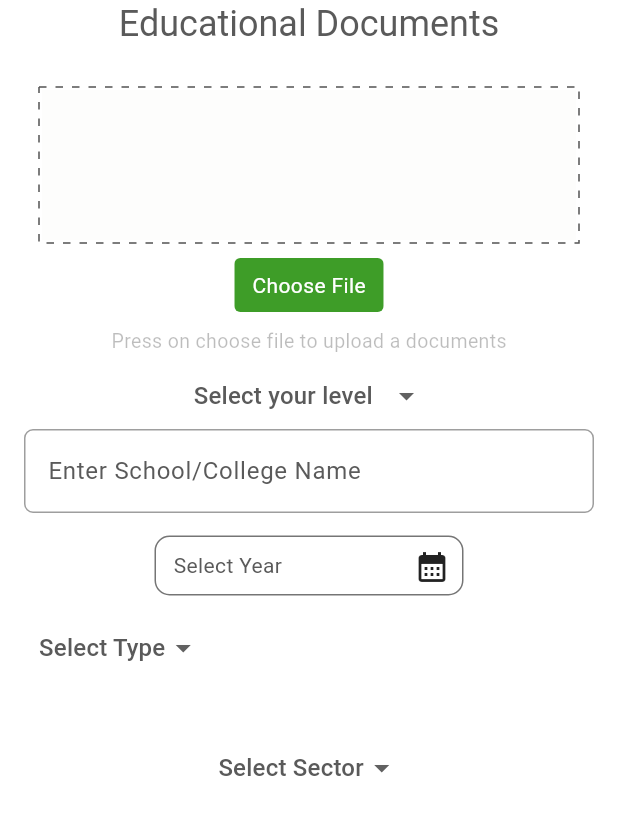
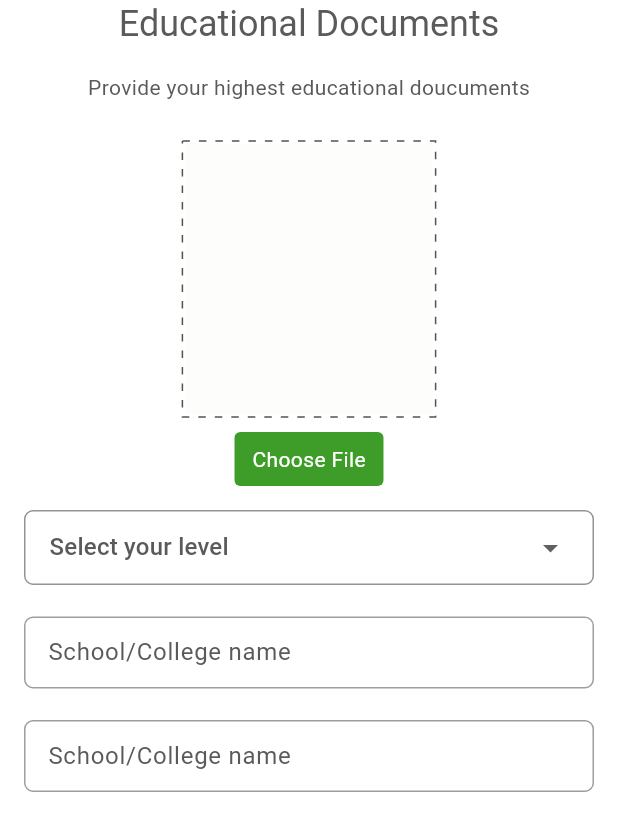
Before and after one commit to pratimabudhathoki/Ditya_MP, a Flutter app: the EducationDetail widget shown alone on an empty page, opened directly, on a phone screen of 412 x 824 dp. Shown: the top 831 px of the screen. Run offline on Flutter 3.47's test engine with Material 3 defaults, Android fonts, the phone set to English and light mode, and no system bars; drawn by our look-alikes of dotted_border; our stand-ins replace cached_network_image, csc_picker, dio, dropdown_search, file_picker, flutter_bloc and 12 more; missing offline and left inert: form_validation, otp_pin_field; accounts and stored records are empty.

Commit message:
educational document page

```diff
--- a/lib/features/upload_documents/bloc/upload_doc_state.dart
+++ b/lib/features/upload_documents/bloc/upload_doc_state.dart
@@ -3,7 +3,7 @@ part of 'upload_doc_bloc.dart';
 @freezed
 class UploadDocState with _$UploadDocState {
   const factory UploadDocState({
-    @Default(5) int step,
+    @Default(4) int step,
     @Default(UploadStatus.initial) UploadStatus uploadStatus,
 
     // Errors like not selecting photos , docs
@@ -24,7 +24,7 @@ class UploadDocState with _$UploadDocState {
     File? ppSizePhoto,
     File? fullSizePhoto,
 
-    // passport upload state
+    // Passport upload state
     required GlobalKey<FormState> passportFormKey,
     File? passportPhoto,
     String? passportNumber,
@@ -32,6 +32,8 @@ class UploadDocState with _$UploadDocState {
 
     // Resume
     File? resume,
+
+    // Educational Ducuments
   }) = _UploadDocState;
 }
 
--- a/lib/features/upload_documents/views/forms/Educationdetail.dart
+++ b/lib/features/upload_documents/views/forms/Educationdetail.dart
@@ -1,3 +1,4 @@
+import 'package:coffee_shop/core/config/colors.dart';
 import 'package:coffee_shop/core/constants/constants.dart';
 import 'package:coffee_shop/core/shared_components/choose_file_button.dart';
 import 'package:coffee_shop/core/widgets/widgets.dart';
@@ -21,13 +22,6 @@ class _EducationDetailState extends State<EducationDetail> {
   XFile? image;
 
   final ImagePicker picker = ImagePicker();
-  Future getImage() async {
-    var img = await picker.pickImage(source: ImageSource.gallery);
-
-    setState(() {
-      image = img;
-    });
-  }
 
 // drop down of level
   String delault = "";
@@ -58,6 +52,10 @@ class _EducationDetailState extends State<EducationDetail> {
       child: Column(crossAxisAlignment: CrossAxisAlignment.center, children: [
         const FormHeadline(title: "Educational Documents"),
         const Gap(SizeManager.pagePadding),
+        const Text(
+          "Provide your highest educational doucuments",
+        ),
+        const Gap(SizeManager.pagePadding),
         Container(
             padding: const EdgeInsets.all(10), //padding of outer Container
             child: DottedBorder(
@@ -68,27 +66,23 @@ class _EducationDetailState extends State<EducationDetail> {
               //dash patterns, 10 is dash width, 6 is space width
               child: Container(
                   //inner container
-                  height: 100, //height of inner container
-                  width: double
-                      .infinity, //width to 100% match to parent container.
+                  height: 180, //height of inner container
+                  width: MediaQuery.sizeOf(context).width *
+                      0.4, //width to 100% match to parent container.
                   color: const Color.fromARGB(
                       213, 253, 253, 252) //background color of inner container
                   ),
             )),
         ChooseFileButton(onTap: (file) {}),
-        const SizedBox(
-          height: 10,
+        const Gap(SizeManager.pagePadding),
+        Container(
+          width: double.maxFinite,
+
+          padding: const EdgeInsets.symmetric(vertical: 12,horizontal: 16.0),
+          decoration: BoxDecoration(border: Border.all(color: const Color.fromARGB(255, 148, 148, 148)),
+          borderRadius: BorderRadius.circular(SizeManager.curveValue)
           ),
-        Center(
-          child: Text(
-            "Press on choose file to upload a documents",
-            style: GoogleFonts.roboto(color: Colors.black26, fontSize: 13),
-          ),
-        ),
-        const SizedBox(
-          height: 15,
-        ),
-        DropdownButtonHideUnderline(
+          child: DropdownButtonHideUnderline(
             child: DropdownButton<String>(
               isDense: true,
               value: delault,
@@ -114,138 +108,39 @@ class _EducationDetailState extends State<EducationDetail> {
               },
             ),
           ),
-        const SizedBox(
-          height: 10,
         ),
-        const TextField(
-          decoration: InputDecoration(
-            border: UnderlineInputBorder(),
-            hintText: 'Enter School/College Name',
-          ),
-        ),
-        const SizedBox(
-          height: 15,
-        ),
-        Container(
-          height: 40,
-          decoration: BoxDecoration(
-              border: Border.all(
-                width: 1,
-                color: Colors.black54,
-              ),
-              borderRadius: BorderRadius.circular(10)),
-          width: MediaQuery.of(context).size.width / 2,
-          child: Row(
-            mainAxisAlignment: MainAxisAlignment.spaceBetween,
-            children: [
-              Padding(
-                padding: const EdgeInsets.all(8.0),
-                child: Text(showYear),
-              ),
-              GestureDetector(
-                onTap: () {
-                  SelectYear(context);
-                },
-                child: const Padding(
-                  padding: EdgeInsets.all(8.0),
-                  child: Icon(Icons.calendar_month),
-                ),
-              )
-            ],
-          ),
-        ),
-        Row(
-          children: [
-            Padding(
-              padding: const EdgeInsets.all(10),
-              child: Container(
-                height: 50,
-                child: DropdownButtonHideUnderline(
-                  child: DropdownButton<String>(
-                    menuMaxHeight: 300,
-                    value: 'Select Type',
-                    onChanged: (String? newValue) {
-                      setState(() {
-                        selectedOption = newValue!;
-                        // Clear text fields when switching between GPA and Percentage
-                        gpaController.clear();
-                        percentageController.clear();
-                      });
-                    },
-                    items: ['Select Type', 'GPA', 'Percentage'].map((option) {
-                      return DropdownMenuItem<String>(
-                        value: option,
-                        child: Text(option),
-                      );
-                    }).toList(),
-                  ),
-                ),
-              ),
-            ),
-            if (selectedOption == 'GPA')
-              Container(
-                width: 150,
-                decoration: BoxDecoration(
-                  borderRadius: BorderRadius.circular(32),
-                ),
-                child: TextField(
-                  controller: gpaController,
-                  keyboardType: TextInputType.number,
-                  decoration: const InputDecoration(
-                    border: InputBorder.none,
-                    labelText: 'Enter GPA',
-                  ),
-                ),
-              ),
-            if (selectedOption == 'Percentage')
-              Container(
-                width: 150,
-                child: TextField(
-                  controller: percentageController,
-                  keyboardType: TextInputType.number,
-                  decoration:
-                      const InputDecoration(labelText: 'Enter Percentage'),
-                ),
-              ),
-          ],
-        ),
-        const SizedBox(
-          height: 10,
-        ),
-        Padding(
-          padding: const EdgeInsets.all(10),
-          child: Container(
-            height: 50,
-            child: DropdownButtonHideUnderline(
-              child: DropdownButton<String>(
-                menuMaxHeight: 200,
-                value: selectedSector,
-                onChanged: (String? newValue) {
-                  setState(() {
-                    selectedSector = newValue!;
-                    // Clear text fields when switching
-                    gpaController.clear();
-                    percentageController.clear();
-                  });
-                },
-                items: [
-                  'Select Sector',
-                  'Business',
-                  'IT',
-                  'Marketing',
-                  'HM',
-                  'Science'
-                ].map((sector) {
-                  return DropdownMenuItem<String>(
-                    value: sector,
-                    child: Text(sector),
-                  );
-                }).toList(),
-              ),
-            ),
-          ),
-        ),
-
+        //  const Gap(SizeManager.pagePadding),
+        const PrimaryTextField(label: "",hintText: 'School/College name',),
+        //  const Gap(SizeManager.pagePadding),
+        // Container(
+        //   height: 40,
+        //   decoration: BoxDecoration(
+        //       border: Border.all(
+        //         width: 1,
+        //         color: Colors.black54,
+        //       ),
+        //       borderRadius: BorderRadius.circular(10)),
+        //   width: MediaQuery.of(context).size.width / 2,
+        //   child: Row(
+        //     mainAxisAlignment: MainAxisAlignment.spaceBetween,
+        //     children: [
+        //       Padding(
+        //         padding: const EdgeInsets.all(8.0),
+        //         child: Text(showYear),
+        //       ),
+        //       GestureDetector(
+        //         onTap: () {
+        //           SelectYear(context);
+        //         },
+        //         child: const Padding(
+        //           padding: EdgeInsets.all(8.0),
+        //           child: Icon(Icons.calendar_month),
+        //         ),
+        //       )
+        //     ],
+        //   ),
+        // ),
+         const PrimaryTextField(label: "",hintText: 'School/College name',),
          ]),
     );
   }
```
Also changed, not shown: lib/features/upload_documents/bloc/upload_doc_bloc.freezed.dart. Lines whose indentation alone changed are shown as unchanged.
